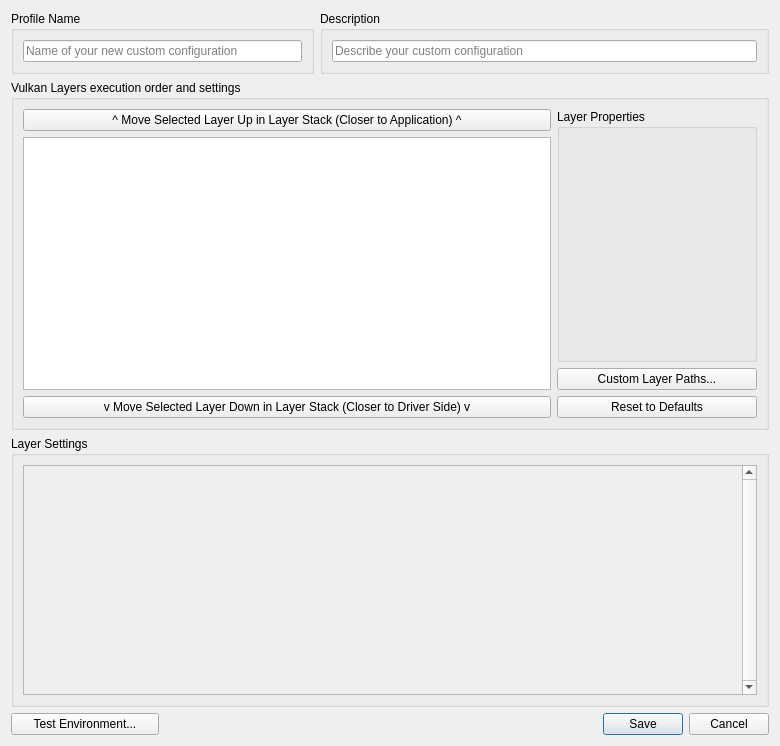
First picture: the form in vkconfig/dlgprofileeditor.ui, repository LunarG/VulkanTools, before the edit.
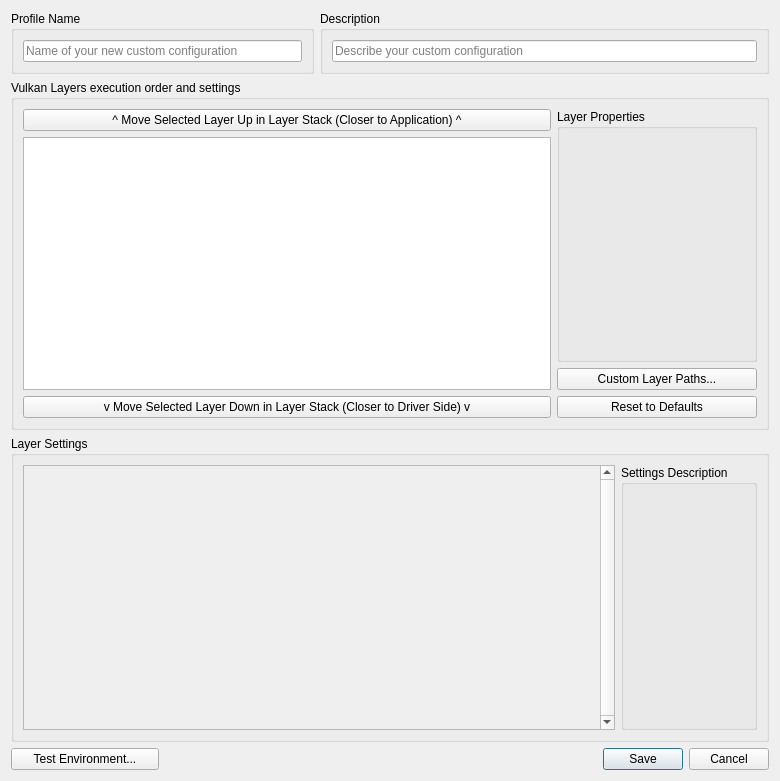
Second picture: the form after the edit.

Patch:
```diff
--- a/vkconfig/dlgprofileeditor.ui
+++ b/vkconfig/dlgprofileeditor.ui
@@ -7,7 +7,7 @@
     <x>0</x>
     <y>0</y>
     <width>780</width>
-    <height>746</height>
+    <height>781</height>
    </rect>
   </property>
   <property name="minimumSize">
@@ -286,6 +286,12 @@
        <verstretch>0</verstretch>
       </sizepolicy>
      </property>
+     <property name="minimumSize">
+      <size>
+       <width>0</width>
+       <height>300</height>
+      </size>
+     </property>
      <property name="title">
       <string>Layer Settings</string>
      </property>
@@ -306,13 +312,26 @@
           <rect>
            <x>0</x>
            <y>0</y>
-           <width>722</width>
-           <height>220</height>
+           <width>556</width>
+           <height>263</height>
           </rect>
          </property>
         </widget>
        </widget>
       </item>
+      <item>
+       <widget class="QGroupBox" name="groupBox_4">
+        <property name="sizePolicy">
+         <sizepolicy hsizetype="Preferred" vsizetype="Preferred">
+          <horstretch>0</horstretch>
+          <verstretch>0</verstretch>
+         </sizepolicy>
+        </property>
+        <property name="title">
+         <string>Settings Description</string>
+        </property>
+       </widget>
+      </item>
      </layout>
     </widget>
    </item>
```
